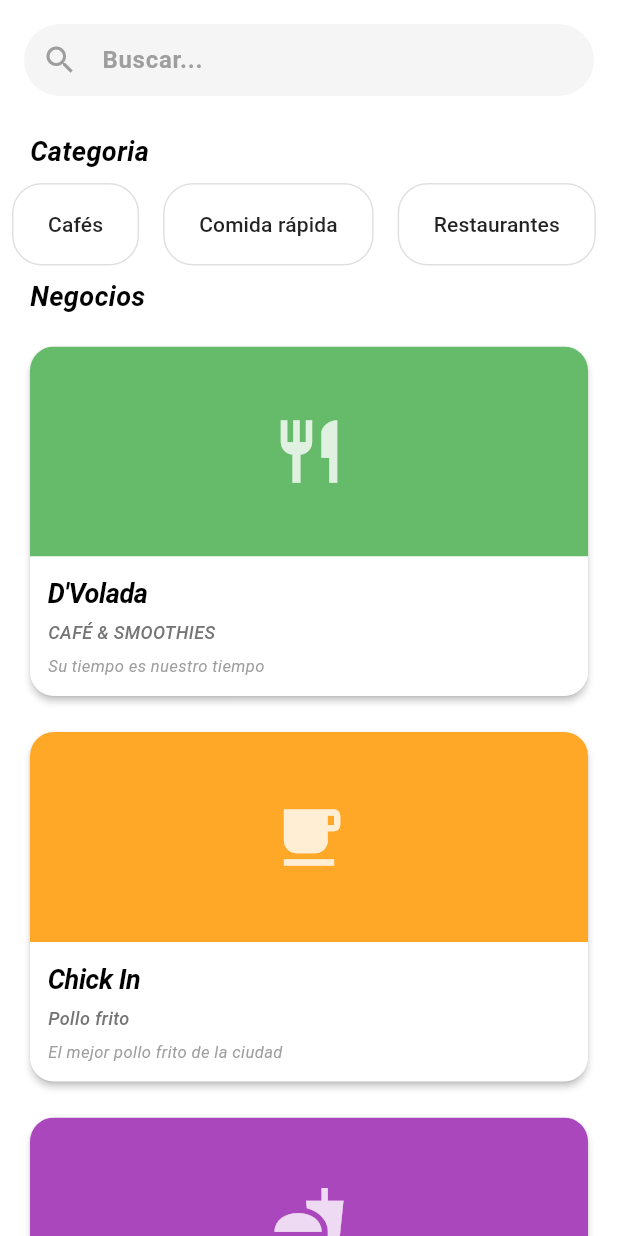
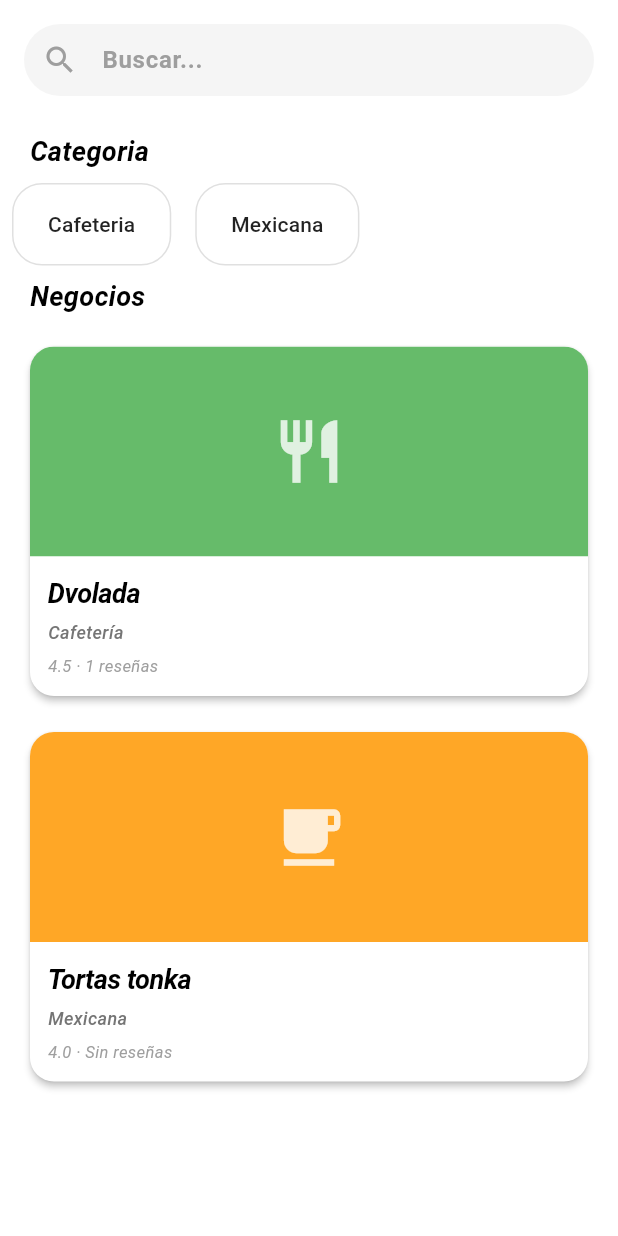
Before and after one commit to RuedaUABC/CimaReviews, a Flutter app: the screen it shows after launch, after a tap on "Log in", on a phone screen of 412 x 824 dp. Run offline on Flutter 3.47's test engine with Material 3 defaults, Android fonts, the phone set to English and light mode, and no system bars; our stand-ins replace latlong2; network calls fail.

Commit message:
implementacion de models y prototipado de repositorys

```diff
--- a/lib/data/models/business.dart
+++ b/lib/data/models/business.dart
@@ -0,0 +1,29 @@
+import 'category.dart';
+import 'user.dart';
+import 'product.dart';
+import 'review.dart';
+import 'package:latlong2/latlong.dart';
+
+class Business {
+  String id;
+  String name;
+  User owner;
+  LatLng location;
+  double avgRating;
+  List<Product> products;
+  List<Review> reviews;
+  List<Category> categories;
+  String? imageUrl;
+
+  Business({
+    required this.id,
+    required this.name,
+    required this.owner,
+    required this.location,
+    required this.avgRating,
+    required this.products,
+    required this.reviews,
+    required this.categories,
+    this.imageUrl,
+  });
+}
--- /dev/null
+++ b/lib/data/models/category.dart
@@ -0,0 +1,16 @@
+enum Category {
+  VEGANO,
+  CAFETERIA,
+  ASIATICA,
+  RAMEN,
+  MEXICANA,
+  DESAYUNOS,
+  PANADERIA,
+  SUSHI,
+  PIZZA,
+  HAMBURGUESAS,
+  TACOS,
+  ITALIANA,
+  ENSALADAS,
+  POSTRES,
+}
--- a/lib/data/models/event.dart
+++ b/lib/data/models/event.dart
@@ -0,0 +1,13 @@
+import 'business.dart';
+
+class Event {
+  String id;
+  String title;
+  List<Business> participants;
+
+  Event({
+    required this.id,
+    required this.title,
+    required this.participants,
+  });
+}
--- a/lib/data/models/permission.dart
+++ b/lib/data/models/permission.dart
@@ -0,0 +1,8 @@
+enum Permission {
+  DELETE_ANY_REVIEW,
+  CREATE_BUSINESS,
+  EDIT_ANY_BUSINESS,
+  DELETE_ANY_BUSINESS,
+  BAN_USER,
+  VIEW_ANALYTICS,
+}
--- a/lib/data/models/product.dart
+++ b/lib/data/models/product.dart
@@ -0,0 +1,9 @@
+class Product {
+  String name;
+  double price;
+
+  Product({
+    required this.name,
+    required this.price,
+  });
+}
--- a/lib/data/models/report.dart
+++ b/lib/data/models/report.dart
@@ -0,0 +1,15 @@
+import 'user.dart';
+
+class Report {
+  String id;
+  String reason;
+  User reporter;
+  User reportedUser;
+
+  Report({
+    required this.id,
+    required this.reason,
+    required this.reporter,
+    required this.reportedUser,
+  });
+}
--- a/lib/data/models/review.dart
+++ b/lib/data/models/review.dart
@@ -0,0 +1,15 @@
+import 'user.dart';
+
+class Review {
+  String id;
+  double rating;
+  String comment;
+  User author;
+
+  Review({
+    required this.id,
+    required this.rating,
+    required this.comment,
+    required this.author,
+  });
+}
--- a/lib/data/models/role.dart
+++ b/lib/data/models/role.dart
@@ -0,0 +1,22 @@
+import 'permission.dart';
+
+abstract class Role {
+  List<Permission> permissions;
+
+  Role(this.permissions);
+
+  bool hasPermission(Permission p) {
+    return permissions.contains(p);
+  }
+}
+
+class Admin extends Role {
+  Admin() : super([
+    Permission.DELETE_ANY_REVIEW,
+    Permission.CREATE_BUSINESS,
+    Permission.EDIT_ANY_BUSINESS,
+    Permission.DELETE_ANY_BUSINESS,
+    Permission.BAN_USER,
+    Permission.VIEW_ANALYTICS,
+  ]);
+}
--- a/lib/data/models/session.dart
+++ b/lib/data/models/session.dart
@@ -0,0 +1,10 @@
+class Session {
+  String _token;
+  bool _active;
+
+  Session(this._token, this._active);
+
+  bool isValid() {
+    return _active && _token.isNotEmpty;
+  }
+}
--- a/lib/data/models/user.dart
+++ b/lib/data/models/user.dart
@@ -0,0 +1,15 @@
+import 'role.dart';
+
+class User {
+  String id;
+  String name;
+  String email;
+  Role role;
+
+  User({
+    required this.id,
+    required this.name,
+    required this.email,
+    required this.role,
+  });
+}
--- a/lib/data/repositories/business_repository.dart
+++ b/lib/data/repositories/business_repository.dart
@@ -0,0 +1,69 @@
+import 'package:cimareviews/data/models/role.dart';
+import 'package:latlong2/latlong.dart';
+import '../models/business.dart';
+import '../models/product.dart';
+import '../models/review.dart';
+import '../models/category.dart';
+import '../models/user.dart';
+
+class BusinessRepository {
+  // Instancia única (singleton)
+  static final BusinessRepository _instance = BusinessRepository._internal();
+
+  // Constructor privado
+  BusinessRepository._internal() {
+    // Inicialización de datos de ejemplo
+    businesses = [
+      Business(
+        owner: User(id: '1', name: 'John Doe', email: 'john@example.com', role: Admin()),
+        id: '1',
+        name: 'Dvolada',
+        products: [
+          Product(name: 'Café americano', price: 3.0),
+          Product(name: 'Café con leche', price: 3.5),
+        ],
+        categories: [Category.CAFETERIA],
+        location: LatLng(40.7128, -74.0060),
+        avgRating: 4.5,
+        reviews: [
+          Review(
+            id: '1',
+            rating: 5,
+            comment: 'Excelente café y ambiente',
+            author: User(id: '3', name: 'Alice', email: 'alice@example.com', role: Admin()),
+          )
+        ],
+      ),
+      Business(
+        owner: User(id: '2', name: 'Jane Smith', email: 'jane@example.com', role: Admin()),
+        id: '2',
+        name: 'Tortas tonka',
+        products: [
+          Product(name: 'Torta de res', price: 15.0),
+          Product(name: 'Torta de pollo', price: 12.0),
+        ],
+        categories: [Category.MEXICANA],
+        location: LatLng(34.0522, -118.2437),
+        avgRating: 4.0,
+        reviews: List.empty(),
+      ),
+    ];
+  }
+
+  // Getter público para acceder a la instancia
+  static BusinessRepository get instance => _instance;
+
+  // Lista de negocios
+  late List<Business> businesses;
+
+  // Métodos CRUD
+  List<Business> getBusinesses() => businesses;
+
+  Business getBusiness(String id) =>
+      businesses.firstWhere((b) => b.id == id);
+
+  void createBusiness(Business b) => businesses.add(b);
+
+  void deleteBusiness(String id) =>
+      businesses.removeWhere((b) => b.id == id);
+}
--- a/lib/data/repositories/event_repository.dart
+++ b/lib/data/repositories/event_repository.dart
@@ -0,0 +1,23 @@
+import 'package:cimareviews/data/repositories/business_repository.dart';
+
+import '../models/event.dart';
+
+class EventRepository {
+  List<Event> events = [
+    Event(
+      id: '1',
+      title: 'Evento de comida',
+      participants: BusinessRepository.instance.getBusinesses(),
+    ),
+    Event(
+      id: '2',
+      title: 'Evento de tecnología',
+      participants: [],
+    ),
+  ];
+
+  List<Event> getEvents() {
+    // TODO: devolver lista de eventos
+    return events;
+  }
+}
--- a/lib/data/repositories/report_repository.dart
+++ b/lib/data/repositories/report_repository.dart
@@ -0,0 +1,12 @@
+import '../models/report.dart';
+
+class ReportRepository {
+  void createReport(Report r) {
+    // TODO: crear reporte
+  }
+
+  List<Report> getReports() {
+    // TODO: devolver lista de reportes
+    throw UnimplementedError();
+  }
+}
--- a/lib/data/repositories/review_repository.dart
+++ b/lib/data/repositories/review_repository.dart
@@ -0,0 +1,11 @@
+import '../models/review.dart';
+
+class ReviewRepository {
+  void createReview(Review r) {
+    // TODO: crear reseña
+  }
+
+  void deleteReview(String id) {
+    // TODO: eliminar reseña por id
+  }
+}
--- a/lib/data/repositories/user_repository.dart
+++ b/lib/data/repositories/user_repository.dart
@@ -0,0 +1,22 @@
+import '../models/user.dart';
+import '../models/session.dart';
+
+class UserRepository {
+  Session login(String email, String pass) {
+    // TODO: implementar lógica de login
+    throw UnimplementedError();
+  }
+
+  void logout() {
+    // TODO: implementar lógica de logout
+  }
+
+  User getUser(String id) {
+    // TODO: obtener usuario por id
+    throw UnimplementedError();
+  }
+
+  void registerUser(User u) {
+    // TODO: registrar nuevo usuario
+  }
+}
--- /dev/null
+++ b/lib/ui/viewmodels/home_viewmodel.dart
@@ -0,0 +1,60 @@
+import 'package:cimareviews/data/models/business.dart';
+import 'package:cimareviews/data/models/category.dart';
+import 'package:cimareviews/data/repositories/business_repository.dart';
+
+class HomeViewmodel {
+  final businessRepository = BusinessRepository.instance;
+
+  List<Business> getBusinesses() {
+    return businessRepository.getBusinesses();
+  }
+
+  List<String> getBusinessNames() {
+    return businessRepository.businesses.map((b) => b.name).toList();
+  }
+
+  List<double> getBusinessRatings() {
+    return businessRepository.businesses.map((b) => b.avgRating).toList();
+  }
+
+  List<String> getCategories() {
+    final categories = <Category>{};
+    for (final business in businessRepository.businesses) {
+      categories.addAll(business.categories);
+    }
+    return categories.map(_categoryDisplayName).toList();
+  }
+
+  String _categoryDisplayName(Category category) {
+    switch (category) {
+      case Category.VEGANO:
+        return 'Vegano';
+      case Category.CAFETERIA:
+        return 'Cafeteria';
+      case Category.ASIATICA:
+        return 'Asiatica';
+      case Category.RAMEN:
+        return 'Ramen';
+      case Category.MEXICANA:
+        return 'Mexicana';
+      case Category.DESAYUNOS:
+        return 'Desayunos';
+      case Category.PANADERIA:
+        return 'Panaderia';
+      case Category.SUSHI:
+        return 'Sushi';
+      case Category.PIZZA:
+        return 'Pizza';
+      case Category.HAMBURGUESAS:
+        return 'Hamburguesas';
+      case Category.TACOS:
+        return 'Tacos';
+      case Category.ITALIANA:
+        return 'Italiana';
+      case Category.ENSALADAS:
+        return 'Ensaladas';
+      case Category.POSTRES:
+        return 'Postres';
+    }
+  }
+}
--- a/lib/ui/views/home_view.dart
+++ b/lib/ui/views/home_view.dart
@@ -1,3 +1,6 @@
+import 'package:cimareviews/data/models/business.dart';
+import 'package:cimareviews/data/models/category.dart';
+import 'package:cimareviews/ui/viewmodels/home_viewmodel.dart';
 import 'package:flutter/material.dart';
 
 class HomeView extends StatefulWidget {
@@ -10,6 +13,17 @@ class HomeView extends StatefulWidget {
 }
 
 class _HomeViewState extends State<HomeView> {
+  final HomeViewmodel _viewModel = HomeViewmodel();
+  late final List<Business> _businesses;
+  late final List<String> _categoryNames;
+
+  @override
+  void initState() {
+    super.initState();
+    _businesses = _viewModel.getBusinesses();
+    _categoryNames = _viewModel.getCategories();
+  }
+
   @override
   Widget build(BuildContext context) {
     return Scaffold(
@@ -17,7 +31,7 @@ class _HomeViewState extends State<HomeView> {
         child: Column(
           children: [
             _searchField(),
-            _categorySection(),
+            _categorySection(categoryNames: _categoryNames),
             Expanded(
               child: Column(
                 crossAxisAlignment: CrossAxisAlignment.start,
@@ -35,8 +49,9 @@ class _HomeViewState extends State<HomeView> {
                   Expanded(
                     child: ListView.builder(
                       scrollDirection: Axis.vertical,
-                      itemCount: 10,
+                      itemCount: _businesses.length,
                       itemBuilder: (context, index) {
+                        final business = _businesses[index];
                         return Container(
                           margin: const EdgeInsets.symmetric(horizontal: 16, vertical: 8),
                           child: Card(
@@ -47,7 +62,6 @@ class _HomeViewState extends State<HomeView> {
                             child: Column(
                               crossAxisAlignment: CrossAxisAlignment.start,
                               children: [
-                                // Imagen (Container estilizado)
                                 ClipRRect(
                                   borderRadius: const BorderRadius.only(
                                     topLeft: Radius.circular(16),
@@ -66,14 +80,13 @@ class _HomeViewState extends State<HomeView> {
                                     ),
                                   ),
                                 ),
-                                // Contenido de texto
                                 Padding(
                                   padding: const EdgeInsets.all(12),
                                   child: Column(
                                     crossAxisAlignment: CrossAxisAlignment.start,
                                     children: [
                                       Text(
-                                        _getCardTitle(index),
+                                        _getBusinessTitle(business),
                                         style: const TextStyle(
                                           fontSize: 18,
                                           fontWeight: FontWeight.bold,
@@ -84,7 +97,7 @@ class _HomeViewState extends State<HomeView> {
                                       ),
                                       const SizedBox(height: 4),
                                       Text(
-                                        _getCardSubtitle(index),
+                                        _getBusinessSubtitle(business),
                                         style: TextStyle(
                                           fontSize: 12,
                                           color: Colors.grey[600],
@@ -93,10 +106,9 @@ class _HomeViewState extends State<HomeView> {
                                         maxLines: 1,
                                         overflow: TextOverflow.ellipsis,
                                       ),
-                                      if (_getCardDescription(index).isNotEmpty) ...[
                                       const SizedBox(height: 6),
                                       Text(
-                                          _getCardDescription(index),
+                                        _getBusinessDescription(business),
                                         style: TextStyle(
                                           fontSize: 11,
                                           color: Colors.grey[500],
@@ -105,7 +117,6 @@ class _HomeViewState extends State<HomeView> {
                                         maxLines: 2,
                                         overflow: TextOverflow.ellipsis,
                                       ),
-                                      ],
                                     ],
                                   ),
                                 ),
@@ -126,7 +137,6 @@ class _HomeViewState extends State<HomeView> {
     );
   }
 
-  // Funciones helper para los datos de las cards
   Color _getCardColor(int index) {
     final colors = [
       Colors.green.shade400,
@@ -152,63 +162,68 @@ class _HomeViewState extends State<HomeView> {
       Icons.lunch_dining,
       Icons.bakery_dining,
       Icons.ramen_dining,
-      Icons.local_pizza,      // ← Cambiado: Icons.pizza no existe, usar Icons.local_pizza
-      Icons.set_meal,          // ← Cambiado: Icons.sushi no existe, usar Icons.set_meal
+      Icons.local_pizza,
+      Icons.set_meal,
       Icons.breakfast_dining,
     ];
     return icons[index % icons.length];
   }
 
-  String _getCardTitle(int index) {
-    const titles = [
-      "D'Volada",
-      "Chick In",
-      "TORTAS TONKA",
-      "Café Vegano",
-      "Burritos MX",
-      "Sushi House",
-      "Pizza Planet",
-      "Taco Loco",
-      "Green Bowl",
-      "Sweet Home",
-    ];
-    return titles[index % titles.length];
+  String _getBusinessTitle(Business business) {
+    return business.name;
   }
 
-  String _getCardSubtitle(int index) {
-    const subtitles = [
-      "CAFÉ & SMOOTHIES",
-      "Pollo frito",
-      "Recíen hecho mas sabroso.",
-      "Comida saludable",
-      "Comida mexicana",
-      "Comida japonesa",
-      "Pizza artesanal",
-      "Tacos y más",
-      "Comida vegana",
-      "Postres",
-    ];
-    return subtitles[index % subtitles.length];
+  String _getBusinessSubtitle(Business business) {
+    if (business.categories.isEmpty) {
+      return 'Sin categoría';
+    }
+    return business.categories.map(_categoryDisplayName).join(' · ');
   }
 
-  String _getCardDescription(int index) {
-    const descriptions = [
-      "Su tiempo es nuestro tiempo",
-      "El mejor pollo frito de la ciudad",
-      "Hecho al momento con ingredientes frescos",
-      "Para los amantes del café vegano",
-      "Sabores auténticos de México",
-      "Pescado fresco y rolls especiales",
-      "Masa madre y ingredientes premium",
-      "Tacos al pastor, suadero y más",
-      "Comida 100% vegetal",
-      "Los mejores postres artesanales",
-    ];
-    return descriptions[index % descriptions.length];
+  String _getBusinessDescription(Business business) {
+    final reviewCount = business.reviews.length;
+    final reviewText = reviewCount == 0 ? 'Sin reseñas' : '$reviewCount reseñas';
+    return '${business.avgRating.toStringAsFixed(1)} · $reviewText';
+  }
+
+  String _categoryDisplayName(Category category) {
+    switch (category) {
+      case Category.VEGANO:
+        return 'Vegano';
+      case Category.CAFETERIA:
+        return 'Cafetería';
+      case Category.ASIATICA:
+        return 'Asiática';
+      case Category.RAMEN:
+        return 'Ramen';
+      case Category.MEXICANA:
+        return 'Mexicana';
+      case Category.DESAYUNOS:
+        return 'Desayunos';
+      case Category.PANADERIA:
+        return 'Panadería';
+      case Category.SUSHI:
+        return 'Sushi';
+      case Category.PIZZA:
+        return 'Pizza';
+      case Category.HAMBURGUESAS:
+        return 'Hamburguesas';
+      case Category.TACOS:
+        return 'Tacos';
+      case Category.ITALIANA:
+        return 'Italiana';
+      case Category.ENSALADAS:
+        return 'Ensaladas';
+      case Category.POSTRES:
+        return 'Postres';
+    }
   }
 }
 
 class _categorySection extends StatelessWidget {
+  const _categorySection({required this.categoryNames});
+
+  final List<String> categoryNames;
 
   @override
   Widget build(BuildContext context) {
@@ -230,7 +245,7 @@ class _categorySection extends StatelessWidget {
           margin: const EdgeInsets.only(top: 8),
           child: ListView.builder(
             scrollDirection: Axis.horizontal,
-            itemCount: 10,
+            itemCount: categoryNames.length,
             itemBuilder: (context, index) {
               return Container(
                 margin: const EdgeInsets.only(left: 8, right: 8),
@@ -247,7 +262,7 @@ class _categorySection extends StatelessWidget {
                   ),
                   onPressed: () {},
                   child: Text(
-                    _getCategoryName(index),
+                    categoryNames[index],
                     style: const TextStyle(color: Colors.black87),
                   ),
                 ),
@@ -257,22 +272,6 @@ class _categorySection extends StatelessWidget {
         ),
       ],
     );
-  }
-
-  String _getCategoryName(int index) {
-    const categories = [
-      "Cafés",
-      "Comida rápida",
-      "Restaurantes",
-      "Vegano",
-      "Postres",
-      "Mexicano",
-      "Italiano",
-      "Japonés",
-      "Bebidas",
-      "Desayunos",
-    ];
-    return categories[index % categories.length];
   }
 }
 
--- a/lib/ui/views/register_user_view.dart
+++ b/lib/ui/views/register_user_view.dart
@@ -361,7 +361,7 @@ class RegisterUserViewState extends State<RegisterUserView> {
       margin: const EdgeInsets.only(bottom: 27),
       child: TextButton(
         onPressed: () {
-          Navigator.pushNamed(context, '/login');
+          Navigator.pop(context);
         },
         child: Text(
           "Ya tienes una cuenta? Inicia sesion",
--- a/pubspec.yaml
+++ b/pubspec.yaml
@@ -34,6 +34,7 @@ dependencies:
   # The following adds the Cupertino Icons font to your application.
   # Use with the CupertinoIcons class for iOS style icons.
   cupertino_icons: ^1.0.8
+  latlong2: ^0.10.1
 
 dev_dependencies:
   flutter_test:
```
Also changed, not shown: lib/ui/widgets/navbar.dart (added), pubspec.lock. Lines whose indentation alone changed are shown as unchanged.
